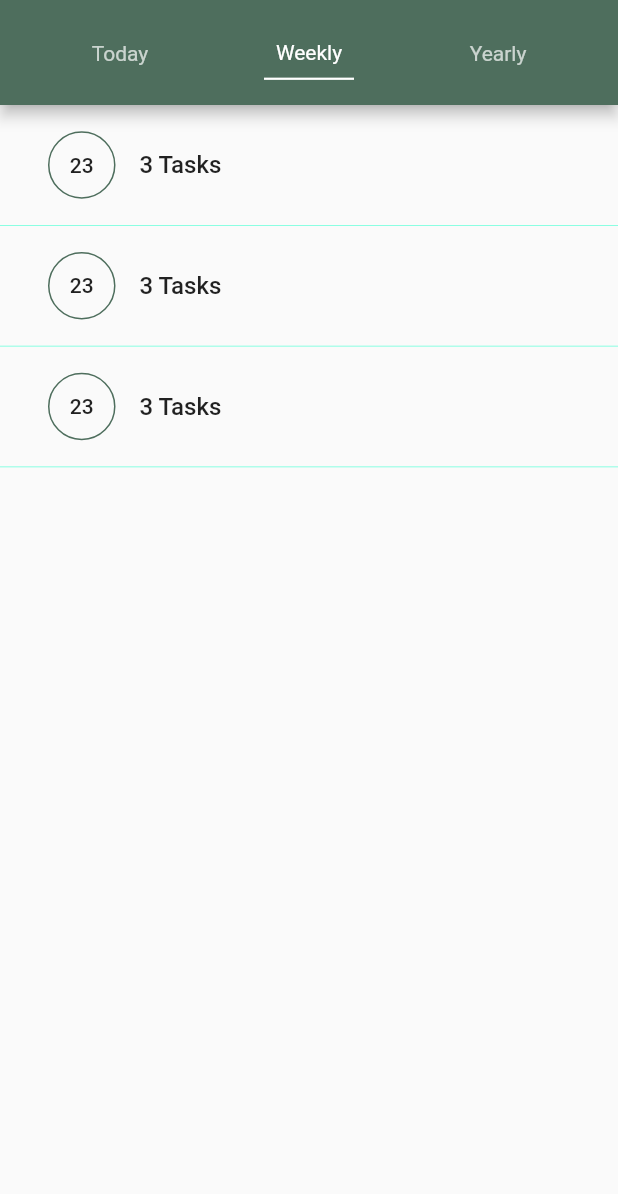
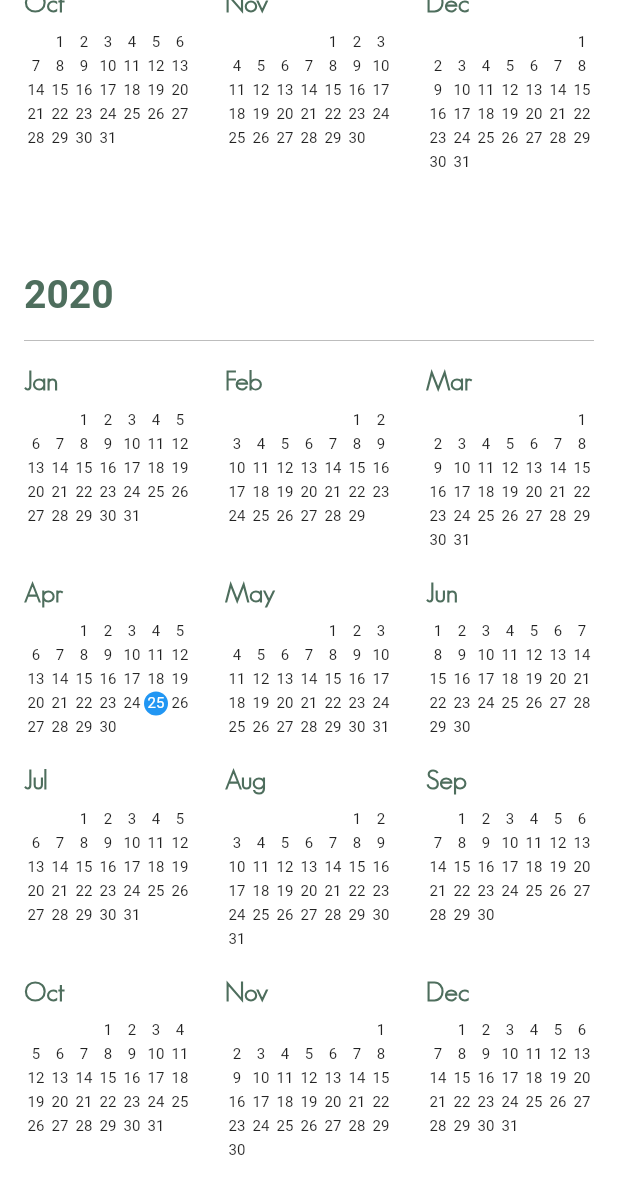
Before and after one commit to paulMoose/eventify, a Flutter app: the screen it shows after launch, after a tap on "Yearly", on a phone screen of 412 x 824 dp. Shown: the top 1194 px of the screen. Run offline on Flutter 3.47's test engine with Material 2 defaults, Android fonts, the phone set to English and light mode, and no system bars.

Commit message:
Add years calendar

```diff
--- a/lib/main.dart
+++ b/lib/main.dart
@@ -1,8 +1,9 @@
 import 'package:eventify/screens/event_tasks/daily_task_screen.dart';
-import 'package:eventify/screens/event_tasks/calendar_screen.dart';
 import 'package:eventify/screens/browse_screen.dart';
 import 'package:eventify/screens/code_screen.dart';
 import 'package:eventify/screens/create_screen.dart';
+import 'package:eventify/screens/event_tasks/weeks_calendar_screen.dart';
+import 'package:eventify/screens/event_tasks/years_calendar_screen.dart';
 import 'package:eventify/screens/eventpage_screen.dart';
 import 'package:eventify/screens/eventroom/eventroom_announcements_screen.dart';
 import 'package:eventify/screens/eventroom/eventroom_chat_screen.dart';
@@ -30,7 +31,7 @@ class Eventify extends StatelessWidget {
         ),
       ),
       debugShowCheckedModeBanner: false,
-      initialRoute: CalendarScreen.id,
+      initialRoute: WeeksCalendarScreen.id,
       routes: {
         WelcomeScreen.id: (context) => WelcomeScreen(),
         LoginScreen.id: (context) => LoginScreen(),
@@ -41,7 +42,7 @@ class Eventify extends StatelessWidget {
         CodeScreen.id: (context) => CodeScreen(),
         BrowseScreen.id: (context) => BrowseScreen(),
         EventPageScreen.id: (context) => EventPageScreen(),
-        CalendarScreen.id: (context) => CalendarScreen(),
+        WeeksCalendarScreen.id: (context) => WeeksCalendarScreen(),
         EventsScreen.id: (context) => EventsScreen(),
         EventRoomHomeScreen.id: (context) => EventRoomHomeScreen(),
         EventRoomAnnouncementsScreen.id: (context) => EventRoomAnnouncementsScreen(),
@@ -50,6 +51,7 @@ class Eventify extends StatelessWidget {
         EventRoomMapsScreen.id: (context) => EventRoomMapsScreen(),
         EventRoomFilesScreen.id: (context) => EventRoomFilesScreen(),
         EventRoomNotesScreen.id: (context) => EventRoomNotesScreen(),
+        YearsCalendarScreen.id: (context) => YearsCalendarScreen(),
       },
     );
   }
--- a/lib/screens/event_tasks/calendar_screen.dart
+++ b/lib/screens/event_tasks/weeks_calendar_screen.dart
@@ -1,15 +1,16 @@
 import 'package:eventify/screens/event_tasks/daily_task_screen.dart';
+import 'package:eventify/screens/event_tasks/years_calendar_screen.dart';
 import 'package:eventify/widgets/calendar/weekly_widget.dart';
 import 'package:flutter/material.dart';
 
-class CalendarScreen extends StatefulWidget {
+class WeeksCalendarScreen extends StatefulWidget {
   static String id = 'calendar_screen';
 
   @override
-  _CalendarScreenState createState() => _CalendarScreenState();
+  _WeeksCalendarScreenState createState() => _WeeksCalendarScreenState();
 }
 
-class _CalendarScreenState extends State<CalendarScreen> {
+class _WeeksCalendarScreenState extends State<WeeksCalendarScreen> {
   @override
   Widget build(BuildContext context) {
     var tabs = <Tab>[
@@ -107,11 +108,10 @@ class _CalendarScreenState extends State<CalendarScreen> {
                         child: Text('Yearly')
                       ),
                       onPressed: () {
-                        //TODO
-                        // Navigator.push(
-                        //   context,
-                        //   MaterialPageRoute(builder: (context) => DailyTaskScreen())
-                        // );
+                        Navigator.push(
+                          context,
+                          MaterialPageRoute(builder: (context) => YearsCalendarScreen())
+                        );
                       },
                     ),
                   ],
--- /dev/null
+++ b/lib/screens/event_tasks/years_calendar_screen.dart
@@ -0,0 +1,33 @@
+import 'package:eventify/widgets/calendar/yearly_calendar_widget.dart';
+import 'package:flutter/material.dart';
+import 'package:flutter/widgets.dart';
+
+class YearsCalendarScreen extends StatefulWidget {
+  static String id = 'years_calendar_screen';
+
+  @override
+  _YearsCalendarScreen createState() =>_YearsCalendarScreen();
+}
+
+class _YearsCalendarScreen extends State<YearsCalendarScreen> {
+  @override
+  Widget build(BuildContext context) {
+    return MaterialApp(
+      debugShowCheckedModeBanner: false,
+      theme: ThemeData(
+        brightness: Brightness.light,
+        primaryColor: Color(0xFF4E6E5D),
+        accentColor: Color(0xFF272D2D),
+      ),
+      home: Center(
+        child: ScrollingYearsCalendarWidget(
+          context: context,
+          initialDate: DateTime.now(),
+          firstDate: DateTime.now().subtract(const Duration(days: 5 * 365)),
+          lastDate: DateTime.now(),
+          currentDateColor: Colors.blue,
+        ),
+      ),
+    );
+  }
+}
--- /dev/null
+++ b/lib/utils/dates.dart
@@ -0,0 +1,41 @@
+/// Checks if the given date is equal to the current date.
+bool isCurrentDate(DateTime date) {
+  final DateTime now = DateTime.now();
+  return date.isAtSameMomentAs(DateTime(now.year, now.month, now.day));
+}
+
+/// Checks if the given date is a highlighted date.
+bool isHighlightedDate(DateTime date, List<DateTime> highlightedDates) {
+  return highlightedDates.any((DateTime highlightedDate) =>
+      date.isAtSameMomentAs(DateTime(
+          highlightedDate.year, highlightedDate.month, highlightedDate.day)));
+}
+
+/// Gets the number of days for the given month,
+/// by taking the next month on day 0 and getting the number of days.
+int getDaysInMonth(int year, int month) {
+  return month < DateTime.monthsPerYear
+      ? DateTime(year, month + 1, 0).day
+      : DateTime(year + 1, 1, 0).day;
+}
+
+/// Gets the name of the given month by its number,
+/// using either the supplied or default name.
+String getMonthName(int month, {List<String> monthNames}) {
+  final List<String> names = monthNames ??
+      <String>[
+        'Jan',
+        'Feb',
+        'Mar',
+        'Apr',
+        'May',
+        'Jun',
+        'Jul',
+        'Aug',
+        'Sep',
+        'Oct',
+        'Nov',
+        'Dec',
+      ];
+  return names[month - 1];
+}
--- /dev/null
+++ b/lib/utils/screen_sizes.dart
@@ -0,0 +1,46 @@
+import 'package:flutter/material.dart';
+
+/// Divides screen sizes into three categories.
+enum ScreenSizes {
+  small,
+  medium,
+  large,
+}
+
+/// Gets the screen size category of the screen.
+ScreenSizes screenSize(BuildContext context) {
+  final double width = MediaQuery.of(context).size.width;
+  if (width < 400.0) {
+    return ScreenSizes.small;
+  } else {
+    return ScreenSizes.medium;
+  }
+}
+
+/// Gets the size of the day number widget.
+double getDayNumberSize(BuildContext context) {
+  return screenSize(context) == ScreenSizes.small ? 12.0 : 16.0;
+}
+
+/// Gets the vertical space that one month view takes up.
+double getMonthViewHeight(BuildContext context) {
+  const double padding = 8.0;
+  const double titleHeight = 21.0;
+
+  return (2 * padding) + titleHeight + 8.0 + (6 * getDayNumberSize(context));
+}
+
+/// Gets the vertical space that one year view takes up.
+/// Some years will have extra vertical space equal to the size of a day number.
+double getYearViewHeight(BuildContext context) {
+  const double topPadding = 40.0;
+  final double titleHeight =
+      screenSize(context) == ScreenSizes.small ? 26.0 : 31.0;
+  const double dividerHeight = 16.0;
+
+  return topPadding +
+      titleHeight +
+      8.0 +
+      dividerHeight +
+      (4 * getMonthViewHeight(context) - getDayNumberSize(context));
+}
--- /dev/null
+++ b/lib/widgets/calendar/elements/day_number_widget.dart
@@ -0,0 +1,38 @@
+import 'package:flutter/material.dart';
+import 'package:eventify/utils/screen_sizes.dart';
+
+class DayNumberWidget extends StatelessWidget {
+  const DayNumberWidget({
+    @required this.day,
+    this.color,
+  });
+
+  final int day;
+  final Color color;
+
+  @override
+  Widget build(BuildContext context) {
+    final double size = getDayNumberSize(context);
+
+    return Container(
+      width: size,
+      height: size,
+      alignment: Alignment.center,
+      decoration: color != null
+          ? BoxDecoration(
+              color: color,
+              borderRadius: BorderRadius.circular(size / 2),
+            )
+          : null,
+      child: Text(
+        day < 1 ? '' : day.toString(),
+        textAlign: TextAlign.center,
+        style: TextStyle(
+          color: color != null ? Colors.white : Colors.black87,
+          fontSize: screenSize(context) == ScreenSizes.small ? 8.0 : 10.0,
+          fontWeight: FontWeight.normal,
+        ),
+      ),
+    );
+  }
+}
--- /dev/null
+++ b/lib/widgets/calendar/elements/month_title_widget.dart
@@ -0,0 +1,30 @@
+import 'package:flutter/material.dart';
+import 'package:eventify/utils/dates.dart';
+
+class MonthTitleWidget extends StatelessWidget {
+  const MonthTitleWidget({
+    @required this.month,
+    this.monthNames,
+  });
+
+  final int month;
+  final List<String> monthNames;
+
+  @override
+  Widget build(BuildContext context) {
+    return Container(
+      child: Text(
+        getMonthName(month, monthNames: monthNames),
+        style: TextStyle(
+          fontSize: 18.0,
+          fontWeight: FontWeight.bold,
+          fontFamily: 'Geo',
+          color: Theme.of(context).primaryColor,
+        ),
+        maxLines: 1,
+        overflow: TextOverflow.fade,
+        softWrap: false,
+      ),
+    );
+  }
+}
--- /dev/null
+++ b/lib/widgets/calendar/elements/month_view_widget.dart
@@ -0,0 +1,120 @@
+import 'package:eventify/screens/event_tasks/weeks_calendar_screen.dart';
+import 'package:eventify/widgets/calendar/elements/day_number_widget.dart';
+import 'package:flutter/material.dart';
+import 'package:eventify/utils/dates.dart';
+import 'package:eventify/utils/screen_sizes.dart';
+import 'package:eventify/widgets/calendar/elements/month_title_widget.dart';
+
+class MonthViewWidget extends StatelessWidget {
+  const MonthViewWidget({
+    @required this.context,
+    @required this.year,
+    @required this.month,
+    @required this.padding,
+    @required this.currentDateColor,
+    this.highlightedDates,
+    this.highlightedDateColor,
+    this.monthNames,
+    this.onMonthTap,
+  });
+
+  final BuildContext context;
+  final int year;
+  final int month;
+  final double padding;
+  final Color currentDateColor;
+  final List<DateTime> highlightedDates;
+  final Color highlightedDateColor;
+  final List<String> monthNames;
+  final Function onMonthTap;
+
+  Color getDayNumberColor(DateTime date) {
+    Color color;
+    if (isCurrentDate(date)) {
+      color = currentDateColor;
+    } else if (highlightedDates != null &&
+        isHighlightedDate(date, highlightedDates)) {
+      color = highlightedDateColor;
+    }
+    return color;
+  }
+
+  Widget buildMonthDays(BuildContext context) {
+    final List<Row> dayRows = <Row>[];
+    final List<DayNumberWidget> dayRowChildren = <DayNumberWidget>[];
+
+    final int daysInMonth = getDaysInMonth(year, month);
+    final int firstWeekdayOfMonth = DateTime(year, month, 1).weekday;
+
+    for (int day = 2 - firstWeekdayOfMonth; day <= daysInMonth; day++) {
+      Color color;
+      if (day > 0) {
+        color = getDayNumberColor(DateTime(year, month, day));
+      }
+
+      dayRowChildren.add(
+        DayNumberWidget(
+          day: day,
+          color: color,
+        ),
+      );
+
+      if ((day - 1 + firstWeekdayOfMonth) % DateTime.daysPerWeek == 0 ||
+          day == daysInMonth) {
+        dayRows.add(
+          Row(
+            children: List<DayNumberWidget>.from(dayRowChildren),
+          ),
+        );
+        dayRowChildren.clear();
+      }
+    }
+
+    return Column(
+      crossAxisAlignment: CrossAxisAlignment.start,
+      children: dayRows,
+    );
+  }
+
+  Widget buildMonthView(BuildContext context) {
+    return FlatButton(
+      onPressed: () {
+        Navigator.push(
+          context,
+          MaterialPageRoute(builder: (context) => WeeksCalendarScreen())
+        );
+      },
+      padding: EdgeInsets.all(0),
+      child: Container(
+        width: 7 * getDayNumberSize(context),
+        margin: EdgeInsets.all(padding),
+        child: Column(
+          crossAxisAlignment: CrossAxisAlignment.start,
+          children: <Widget>[
+            MonthTitleWidget(
+              month: month,
+              monthNames: monthNames,
+            ),
+            Container(
+              margin: const EdgeInsets.only(top: 8.0),
+              child: buildMonthDays(context),
+            ),
+          ],
+        ),
+      ),
+    );
+  }
+
+  @override
+  Widget build(BuildContext context) {
+    return onMonthTap == null
+        ? Container(
+            child: buildMonthView(context),
+          )
+        : FlatButton(
+            onPressed: () => this.onMonthTap(year, month),
+            padding: const EdgeInsets.all(0.0),
+            child: buildMonthView(context),
+          );
+  }
+}
--- /dev/null
+++ b/lib/widgets/calendar/elements/year_title_widget.dart
@@ -0,0 +1,22 @@
+import 'package:flutter/material.dart';
+import 'package:eventify/utils/screen_sizes.dart';
+
+class YearTitleWidget extends StatelessWidget {
+  const YearTitleWidget(
+    this.year,
+  );
+
+  final int year;
+
+  @override
+  Widget build(BuildContext context) {
+    return Text(
+      year.toString(),
+      style: TextStyle(
+        color: Theme.of(context).primaryColor,
+        fontSize: screenSize(context) == ScreenSizes.small ? 22.0 : 26.0,
+        fontWeight: FontWeight.w600,
+      ),
+    );
+  }
+}
--- /dev/null
+++ b/lib/widgets/calendar/elements/year_view_widget.dart
@@ -0,0 +1,99 @@
+import 'package:eventify/utils/screen_sizes.dart';
+import 'package:eventify/widgets/calendar/elements/month_view_widget.dart';
+import 'package:eventify/widgets/calendar/elements/year_title_widget.dart';
+import 'package:flutter/material.dart';
+
+class YearViewWidget extends StatelessWidget {
+  const YearViewWidget({
+    @required this.context,
+    @required this.year,
+    @required this.currentDateColor,
+    this.highlightedDates,
+    this.highlightedDateColor,
+    this.monthNames,
+    this.onMonthTap,
+  });
+
+  final BuildContext context;
+  final int year;
+  final Color currentDateColor;
+  final List<DateTime> highlightedDates;
+  final Color highlightedDateColor;
+  final List<String> monthNames;
+  final Function onMonthTap;
+  double get horizontalMargin => 16.0;
+  double get monthViewPadding => 8.0;
+
+  Widget buildYearMonths(BuildContext context) {
+    final List<Row> monthRows = <Row>[];
+    final List<MonthViewWidget> monthRowChildren = <MonthViewWidget>[];
+
+    for (int month = 1; month <= DateTime.monthsPerYear; month++) {
+      monthRowChildren.add(
+        MonthViewWidget(
+          context: context,
+          year: year,
+          month: month,
+          padding: monthViewPadding,
+          currentDateColor: currentDateColor,
+          highlightedDates: highlightedDates,
+          highlightedDateColor: highlightedDateColor,
+          monthNames: monthNames,
+          onMonthTap: onMonthTap,
+        ),
+      );
+
+      if (month % 3 == 0) {
+        monthRows.add(
+          Row(
+            mainAxisAlignment: MainAxisAlignment.spaceBetween,
+            crossAxisAlignment: CrossAxisAlignment.start,
+            children: List<MonthViewWidget>.from(monthRowChildren),
+          ),
+        );
+        monthRowChildren.clear();
+      }
+    }
+
+    return Column(
+      children: List<Row>.from(monthRows),
+    );
+  }
+
+  @override
+  Widget build(BuildContext context) {
+    return Container(
+      height: getYearViewHeight(context),
+      padding: const EdgeInsets.only(top: 16.0),
+      child: Column(
+        crossAxisAlignment: CrossAxisAlignment.start,
+        children: <Widget>[
+          Container(
+            margin: EdgeInsets.symmetric(
+              horizontal: horizontalMargin,
+              vertical: 0.0,
+            ),
+            child: YearTitleWidget(year),
+          ),
+          Container(
+            margin: EdgeInsets.only(
+              left: horizontalMargin,
+              right: horizontalMargin,
+              top: 8.0,
+            ),
+            child: Divider(
+              color: Colors.black26,
+            ),
+          ),
+          Container(
+            margin: EdgeInsets.symmetric(
+              horizontal: horizontalMargin - monthViewPadding,
+              vertical: 0.0,
+            ),
+            child: buildYearMonths(context),
+          ),
+        ],
+      ),
+    );
+  }
+}
--- /dev/null
+++ b/lib/widgets/calendar/yearly_calendar_widget.dart
@@ -0,0 +1,88 @@
+import 'package:eventify/widgets/calendar/elements/year_view_widget.dart';
+import 'package:flutter/material.dart';
+import 'package:eventify/utils/screen_sizes.dart';
+
+class ScrollingYearsCalendarWidget extends StatefulWidget {
+  ScrollingYearsCalendarWidget({
+    @required this.context,
+    @required this.initialDate,
+    @required this.firstDate,
+    @required this.lastDate,
+    @required this.currentDateColor,
+    this.highlightedDates,
+    this.highlightedDateColor,
+    this.monthNames,
+    this.onMonthTap,
+  })  : assert(context != null),
+        assert(initialDate != null),
+        assert(firstDate != null),
+        assert(lastDate != null),
+        assert(!initialDate.isBefore(firstDate),
+            'initialDate must be on or after firstDate'),
+        assert(!initialDate.isAfter(lastDate),
+            'initialDate must be on or before lastDate'),
+        assert(!firstDate.isAfter(lastDate),
+            'lastDate must be on or after firstDate'),
+        assert(currentDateColor != null),
+        assert(highlightedDates == null || highlightedDateColor != null,
+            'highlightedDateColor is required if highlightedDates is not null'),
+        assert(
+            monthNames == null || monthNames.length == DateTime.monthsPerYear,
+            'monthNames must contain all months of the year');
+
+  final BuildContext context;
+  final DateTime initialDate;
+  final DateTime firstDate;
+  final DateTime lastDate;
+  final Color currentDateColor;
+  final List<DateTime> highlightedDates;
+  final Color highlightedDateColor;
+  final List<String> monthNames;
+  final Function onMonthTap;
+
+  @override
+  _ScrollingYearsCalendarState createState() => _ScrollingYearsCalendarState();
+}
+
+class _ScrollingYearsCalendarState extends State<ScrollingYearsCalendarWidget> {
+  /// Gets a widget with the view of the given year.
+  YearViewWidget _getYearView(int year) {
+    return YearViewWidget(
+      context: context,
+      year: year,
+      currentDateColor: widget.currentDateColor,
+      highlightedDates: widget.highlightedDates,
+      highlightedDateColor: widget.highlightedDateColor,
+      monthNames: widget.monthNames,
+      onMonthTap: widget.onMonthTap,
+    );
+  }
+
+  @override
+  Widget build(BuildContext context) {
+    final int _itemCount = widget.lastDate.year - widget.firstDate.year + 1;
+
+    // Makes sure the right initial offset is calculated so the listview
+    // jumps to the initial year.
+    final double _initialOffset =
+        (widget.initialDate.year - widget.firstDate.year) *
+            getYearViewHeight(context);
+    final ScrollController _scrollController =
+        ScrollController(initialScrollOffset: _initialOffset);
+
+    return Scaffold(
+      body: Container(
+        color: Colors.white,
+        child: ListView.builder(
+          padding: const EdgeInsets.only(bottom: 16.0),
+          controller: _scrollController,
+          itemCount: _itemCount,
+          itemBuilder: (BuildContext context, int index) {
+            final int year = index + widget.firstDate.year;
+            return _getYearView(year);
+          },
+        ),
+      ),
+    );
+  }
+}
```
